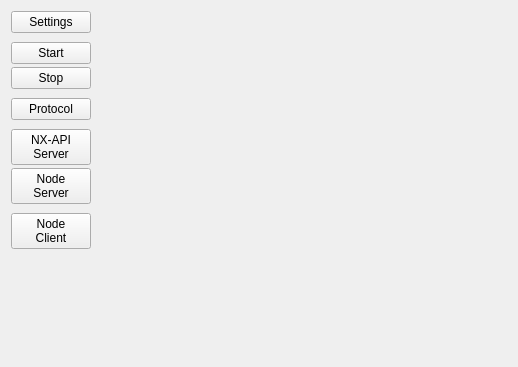
First picture: the form in src/VMTD/VMTD/VMTDControllerForm.ui, repository ekushko/qt-vxlan-mtd-old, before the edit.
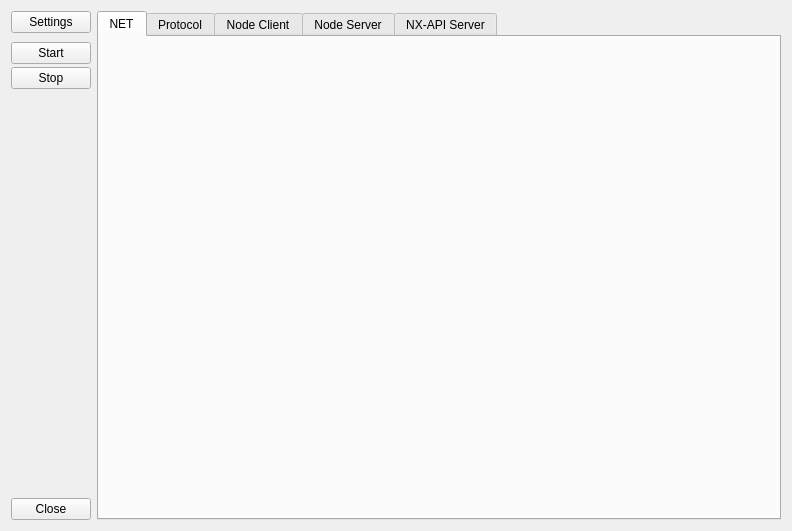
Second picture: the form after the edit.

The edit to the form file:
```diff
--- a/src/VMTD/VMTD/VMTDControllerForm.ui
+++ b/src/VMTD/VMTD/VMTDControllerForm.ui
@@ -6,8 +6,8 @@
    <rect>
     <x>0</x>
     <y>0</y>
-    <width>518</width>
-    <height>367</height>
+    <width>792</width>
+    <height>531</height>
    </rect>
   </property>
   <property name="windowTitle">
@@ -56,85 +56,6 @@
        </property>
       </widget>
      </item>
-     <item>
-      <spacer name="_5">
-       <property name="orientation">
-        <enum>Qt::Vertical</enum>
-       </property>
-       <property name="sizeType">
-        <enum>QSizePolicy::Fixed</enum>
-       </property>
-       <property name="sizeHint" stdset="0">
-        <size>
-         <width>20</width>
-         <height>6</height>
-        </size>
-       </property>
-      </spacer>
-     </item>
-     <item>
-      <widget class="QPushButton" name="pbProtocol">
-       <property name="text">
-        <string>Protocol</string>
-       </property>
-      </widget>
-     </item>
-     <item>
-      <spacer name="_4">
-       <property name="orientation">
-        <enum>Qt::Vertical</enum>
-       </property>
-       <property name="sizeType">
-        <enum>QSizePolicy::Fixed</enum>
-       </property>
-       <property name="sizeHint" stdset="0">
-        <size>
-         <width>20</width>
-         <height>6</height>
-        </size>
-       </property>
-      </spacer>
-     </item>
-     <item>
-      <widget class="QPushButton" name="pbNxApiServer">
-       <property name="text">
-        <string>NX-API
-Server</string>
-       </property>
-      </widget>
-     </item>
-     <item>
-      <widget class="QPushButton" name="pbNodeServer">
-       <property name="text">
-        <string>Node
-Server</string>
-       </property>
-      </widget>
-     </item>
-     <item>
-      <spacer name="_6">
-       <property name="orientation">
-        <enum>Qt::Vertical</enum>
-       </property>
-       <property name="sizeType">
-        <enum>QSizePolicy::Fixed</enum>
-       </property>
-       <property name="sizeHint" stdset="0">
-        <size>
-         <width>20</width>
-         <height>6</height>
-        </size>
-       </property>
-      </spacer>
-     </item>
-     <item>
-      <widget class="QPushButton" name="pbNodeClient">
-       <property name="text">
-        <string>Node
-Client</string>
-       </property>
-      </widget>
-     </item>
      <item>
       <spacer name="_1">
        <property name="orientation">
@@ -148,33 +69,278 @@
        </property>
       </spacer>
      </item>
+     <item>
+      <widget class="QPushButton" name="pbClose">
+       <property name="text">
+        <string>Close</string>
+       </property>
+      </widget>
+     </item>
     </layout>
    </item>
    <item>
-    <widget class="QWidget" name="wMain" native="true">
-     <property name="sizePolicy">
-      <sizepolicy hsizetype="Preferred" vsizetype="Preferred">
-       <horstretch>1</horstretch>
-       <verstretch>1</verstretch>
-      </sizepolicy>
+    <widget class="QScrollArea" name="scrollArea">
+     <property name="frameShape">
+      <enum>QFrame::NoFrame</enum>
      </property>
-     <layout class="QVBoxLayout" name="_3">
-      <property name="spacing">
-       <number>0</number>
+     <property name="widgetResizable">
+      <bool>true</bool>
+     </property>
+     <widget class="QWidget" name="w">
+      <property name="geometry">
+       <rect>
+        <x>0</x>
+        <y>0</y>
+        <width>686</width>
+        <height>513</height>
+       </rect>
       </property>
-      <property name="leftMargin">
-       <number>0</number>
-      </property>
-      <property name="topMargin">
-       <number>0</number>
-      </property>
-      <property name="rightMargin">
-       <number>0</number>
-      </property>
-      <property name="bottomMargin">
-       <number>0</number>
-      </property>
-     </layout>
+      <layout class="QVBoxLayout" name="verticalLayout">
+       <property name="spacing">
+        <number>0</number>
+       </property>
+       <property name="leftMargin">
+        <number>0</number>
+       </property>
+       <property name="topMargin">
+        <number>0</number>
+       </property>
+       <property name="rightMargin">
+        <number>0</number>
+       </property>
+       <property name="bottomMargin">
+        <number>0</number>
+       </property>
+       <item>
+        <widget class="QTabWidget" name="tbwPartition">
+         <property name="currentIndex">
+          <number>0</number>
+         </property>
+         <widget class="QWidget" name="tabNet">
+          <attribute name="title">
+           <string>NET</string>
+          </attribute>
+          <layout class="QVBoxLayout" name="verticalLayout_2">
+           <property name="spacing">
+            <number>0</number>
+           </property>
+           <property name="leftMargin">
+            <number>0</number>
+           </property>
+           <property name="topMargin">
+            <number>0</number>
+           </property>
+           <property name="rightMargin">
+            <number>0</number>
+           </property>
+           <property name="bottomMargin">
+            <number>0</number>
+           </property>
+           <item>
+            <widget class="QFrame" name="wNet">
+             <property name="styleSheet">
+              <string notr="true"/>
+             </property>
+             <property name="frameShape">
+              <enum>QFrame::NoFrame</enum>
+             </property>
+             <property name="frameShadow">
+              <enum>QFrame::Plain</enum>
+             </property>
+             <layout class="QVBoxLayout" name="verticalLayout_3">
+              <property name="leftMargin">
+               <number>0</number>
+              </property>
+              <property name="topMargin">
+               <number>0</number>
+              </property>
+              <property name="rightMargin">
+               <number>0</number>
+              </property>
+              <property name="bottomMargin">
+               <number>0</number>
+              </property>
+             </layout>
+            </widget>
+           </item>
+          </layout>
+         </widget>
+         <widget class="QWidget" name="tabProtocol">
+          <attribute name="title">
+           <string>Protocol</string>
+          </attribute>
+          <layout class="QVBoxLayout" name="verticalLayout_4">
+           <property name="spacing">
+            <number>0</number>
+           </property>
+           <property name="leftMargin">
+            <number>0</number>
+           </property>
+           <property name="topMargin">
+            <number>0</number>
+           </property>
+           <property name="rightMargin">
+            <number>0</number>
+           </property>
+           <property name="bottomMargin">
+            <number>0</number>
+           </property>
+           <item>
+            <widget class="QFrame" name="wProtocol">
+             <property name="frameShape">
+              <enum>QFrame::NoFrame</enum>
+             </property>
+             <layout class="QVBoxLayout" name="verticalLayout_5">
+              <property name="leftMargin">
+               <number>0</number>
+              </property>
+              <property name="topMargin">
+               <number>0</number>
+              </property>
+              <property name="rightMargin">
+               <number>0</number>
+              </property>
+              <property name="bottomMargin">
+               <number>0</number>
+              </property>
+             </layout>
+            </widget>
+           </item>
+          </layout>
+         </widget>
+         <widget class="QWidget" name="tabNodeClient">
+          <attribute name="title">
+           <string>Node Client</string>
+          </attribute>
+          <layout class="QVBoxLayout" name="verticalLayout_8">
+           <property name="spacing">
+            <number>0</number>
+           </property>
+           <property name="leftMargin">
+            <number>0</number>
+           </property>
+           <property name="topMargin">
+            <number>0</number>
+           </property>
+           <property name="rightMargin">
+            <number>0</number>
+           </property>
+           <property name="bottomMargin">
+            <number>0</number>
+           </property>
+           <item>
+            <widget class="QFrame" name="wNodeClient">
+             <property name="frameShape">
+              <enum>QFrame::NoFrame</enum>
+             </property>
+             <layout class="QVBoxLayout" name="verticalLayout_9">
+              <property name="leftMargin">
+               <number>0</number>
+              </property>
+              <property name="topMargin">
+               <number>0</number>
+              </property>
+              <property name="rightMargin">
+               <number>0</number>
+              </property>
+              <property name="bottomMargin">
+               <number>0</number>
+              </property>
+             </layout>
+            </widget>
+           </item>
+          </layout>
+         </widget>
+         <widget class="QWidget" name="tabNodeServer">
+          <attribute name="title">
+           <string>Node Server</string>
+          </attribute>
+          <layout class="QVBoxLayout" name="verticalLayout_10">
+           <property name="spacing">
+            <number>0</number>
+           </property>
+           <property name="leftMargin">
+            <number>0</number>
+           </property>
+           <property name="topMargin">
+            <number>0</number>
+           </property>
+           <property name="rightMargin">
+            <number>0</number>
+           </property>
+           <property name="bottomMargin">
+            <number>0</number>
+           </property>
+           <item>
+            <widget class="QFrame" name="wNodeServer">
+             <property name="frameShape">
+              <enum>QFrame::NoFrame</enum>
+             </property>
+             <layout class="QVBoxLayout" name="verticalLayout_11">
+              <property name="leftMargin">
+               <number>0</number>
+              </property>
+              <property name="topMargin">
+               <number>0</number>
+              </property>
+              <property name="rightMargin">
+               <number>0</number>
+              </property>
+              <property name="bottomMargin">
+               <number>0</number>
+              </property>
+             </layout>
+            </widget>
+           </item>
+          </layout>
+         </widget>
+         <widget class="QWidget" name="tabNxApiServer">
+          <attribute name="title">
+           <string>NX-API Server</string>
+          </attribute>
+          <layout class="QVBoxLayout" name="verticalLayout_6">
+           <property name="spacing">
+            <number>0</number>
+           </property>
+           <property name="leftMargin">
+            <number>0</number>
+           </property>
+           <property name="topMargin">
+            <number>0</number>
+           </property>
+           <property name="rightMargin">
+            <number>0</number>
+           </property>
+           <property name="bottomMargin">
+            <number>0</number>
+           </property>
+           <item>
+            <widget class="QFrame" name="wNxApiServer">
+             <property name="frameShape">
+              <enum>QFrame::NoFrame</enum>
+             </property>
+             <layout class="QVBoxLayout" name="verticalLayout_7">
+              <property name="leftMargin">
+               <number>0</number>
+              </property>
+              <property name="topMargin">
+               <number>0</number>
+              </property>
+              <property name="rightMargin">
+               <number>0</number>
+              </property>
+              <property name="bottomMargin">
+               <number>0</number>
+              </property>
+             </layout>
+            </widget>
+           </item>
+          </layout>
+         </widget>
+        </widget>
+       </item>
+      </layout>
+     </widget>
     </widget>
    </item>
   </layout>
```
